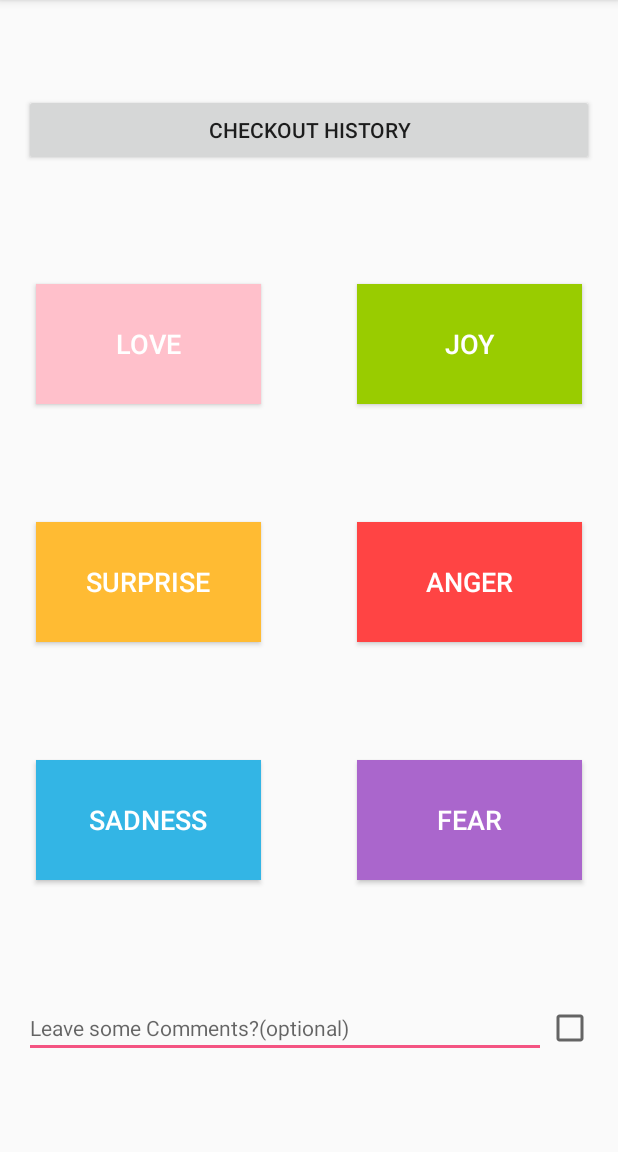
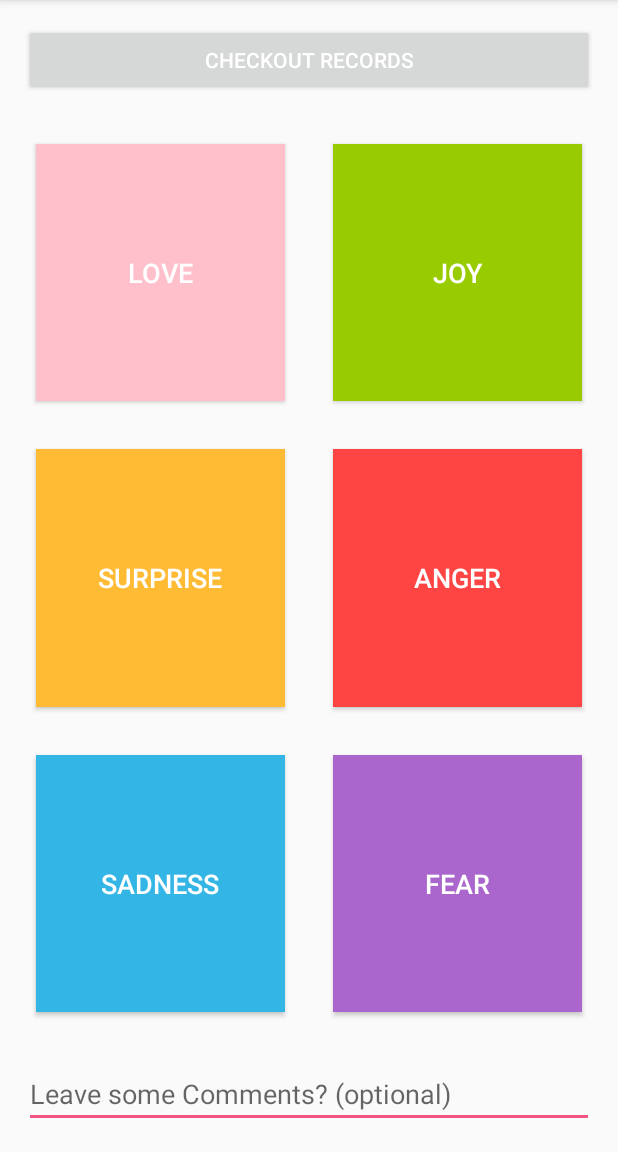
Before and after one commit to Akazfu/zfu-FeelsBook, an Android app: the screen it shows after launch (Main), on a phone screen of 412 x 824 dp, the part 84-1236 px from its top. Run offline under Robolectric (Android 15) with nearby library versions, the phone set to English and light mode, and no system bars.

Commit message:
modified the layouts userinterface, and implementd important classes

```diff
--- /dev/null
+++ b/app/src/main/java/feelsbook/cs/ualberta/ca/zfu_feelsbook/Emotion.java
@@ -0,0 +1,41 @@
+package feelsbook.cs.ualberta.ca.zfu_feelsbook;
+
+import java.util.Date;
+
+public class Emotion {
+
+    private String name;
+    public Date date;
+    public int count;
+    public String comment;
+
+    //Constructor method, which initialize the current date, count=0, and a null comment.
+    Emotion(String name){
+        this.name = name;
+        this.date = new Date();
+        this.count = 0;
+        this.comment = null;
+    }
+
+    public String getName() {
+        return this.name;
+    }
+    public Date getDate() {
+        return this.date;
+    }
+    public int getCount() {
+        return this.count;
+    }
+    public String getComment(){
+        return this.comment;
+    }
+
+
+    public void resetCount(){
+        this.count = 0;
+    }
+    public void increaseCount(){
+        this.count++;
+    }
+    public void decreaseCoung() { this.count--; }
+}
--- a/app/src/main/java/feelsbook/cs/ualberta/ca/zfu_feelsbook/Main.java
+++ b/app/src/main/java/feelsbook/cs/ualberta/ca/zfu_feelsbook/Main.java
@@ -1,9 +1,37 @@
+/*
+<zfu-FeelsBook: Created for the purpose of record feelings.>
+        Copyright (C) <2018>  <Ziming Fu, akazfu@gmail.com>
+
+        This program is free software: you can redistribute it and/or modify
+        it under the terms of the GNU General Public License as published by
+        the Free Software Foundation, either version 3 of the License, or
+        (at your option) any later version.
+
+        This program is distributed in the hope that it will be useful,
+        but WITHOUT ANY WARRANTY; without even the implied warranty of
+        MERCHANTABILITY or FITNESS FOR A PARTICULAR PURPOSE.  See the
+        GNU General Public License for more details.
+
+        You should have received a copy of the GNU General Public License
+        along with this program.  If not, see <https://www.gnu.org/licenses/>.
+*/
 package feelsbook.cs.ualberta.ca.zfu_feelsbook;
 
 import android.support.v7.app.AppCompatActivity;
 import android.os.Bundle;
 
 public class Main extends AppCompatActivity {
+    //Assign six emotions.
+    public static Emotion Love = new Emotion("Love");
+    public static Emotion Joy = new Emotion("Joy");
+    public static Emotion Surprise = new Emotion("Surprise");
+    public static Emotion Anger = new Emotion("Anger");
+    public static Emotion Sadness = new Emotion("Sadness");
+    public static Emotion Fear = new Emotion("Fear");
+
+
+
+
 
     @Override
     protected void onCreate(Bundle savedInstanceState) {
--- /dev/null
+++ b/app/src/main/java/feelsbook/cs/ualberta/ca/zfu_feelsbook/Record.java
@@ -0,0 +1,4 @@
+package feelsbook.cs.ualberta.ca.zfu_feelsbook;
+
+public class Record {
+}
--- a/app/src/main/res/layout/activity_main.xml
+++ b/app/src/main/res/layout/activity_main.xml
@@ -7,7 +7,7 @@
     tools:context=".Main">
 
     <Button
-        android:id="@+id/button_history"
+        android:id="@+id/button_records"
         android:layout_width="0dp"
         android:layout_height="wrap_content"
         android:layout_marginStart="16dp"
@@ -15,8 +15,8 @@
         android:layout_marginTop="16dp"
         android:layout_marginEnd="16dp"
         android:layout_marginRight="16dp"
-        android:text="@string/history"
-        app:layout_constraintBottom_toTopOf="@+id/button_love"
+        android:text="@string/Records"
+        android:textColor="@android:color/background_light"
         app:layout_constraintEnd_toEndOf="parent"
         app:layout_constraintHorizontal_bias="0.5"
         app:layout_constraintStart_toStartOf="parent"
@@ -25,12 +25,12 @@
     <Button
         android:id="@+id/button_love"
         android:layout_width="0dp"
-        android:layout_height="80dp"
+        android:layout_height="0dp"
         android:layout_marginStart="24dp"
         android:layout_marginLeft="24dp"
         android:layout_marginTop="32dp"
-        android:layout_marginEnd="32dp"
-        android:layout_marginRight="32dp"
+        android:layout_marginEnd="16dp"
+        android:layout_marginRight="16dp"
         android:background="#FFC0CB"
         android:text="@string/Love"
         android:textColor="@android:color/background_light"
@@ -39,34 +39,36 @@
         app:layout_constraintEnd_toStartOf="@+id/button_joy"
         app:layout_constraintHorizontal_bias="0.5"
         app:layout_constraintStart_toStartOf="parent"
-        app:layout_constraintTop_toBottomOf="@+id/button_history" />
+        app:layout_constraintTop_toBottomOf="@+id/button_records" />
 
     <Button
         android:id="@+id/button_joy"
         android:layout_width="0dp"
-        android:layout_height="80dp"
-        android:layout_marginStart="32dp"
-        android:layout_marginLeft="32dp"
+        android:layout_height="0dp"
+        android:layout_marginStart="16dp"
+        android:layout_marginLeft="16dp"
+        android:layout_marginTop="32dp"
         android:layout_marginEnd="24dp"
         android:layout_marginRight="24dp"
         android:background="@android:color/holo_green_light"
         android:text="@string/Joy"
         android:textColor="@android:color/background_light"
         android:textSize="18sp"
-        app:layout_constraintBaseline_toBaselineOf="@+id/button_love"
+        app:layout_constraintBottom_toTopOf="@+id/button_anger"
         app:layout_constraintEnd_toEndOf="parent"
         app:layout_constraintHorizontal_bias="0.5"
-        app:layout_constraintStart_toEndOf="@+id/button_love" />
+        app:layout_constraintStart_toEndOf="@+id/button_love"
+        app:layout_constraintTop_toBottomOf="@+id/button_records" />
 
     <Button
         android:id="@+id/button_surprise"
         android:layout_width="0dp"
-        android:layout_height="80dp"
+        android:layout_height="0dp"
         android:layout_marginStart="24dp"
         android:layout_marginLeft="24dp"
         android:layout_marginTop="32dp"
-        android:layout_marginEnd="32dp"
-        android:layout_marginRight="32dp"
+        android:layout_marginEnd="16dp"
+        android:layout_marginRight="16dp"
         android:background="@android:color/holo_orange_light"
         android:text="@string/Surprise"
         android:textColor="@android:color/background_light"
@@ -80,83 +82,77 @@
     <Button
         android:id="@+id/button_anger"
         android:layout_width="0dp"
-        android:layout_height="80dp"
-        android:layout_marginStart="32dp"
-        android:layout_marginLeft="32dp"
+        android:layout_height="0dp"
+        android:layout_marginStart="16dp"
+        android:layout_marginLeft="16dp"
+        android:layout_marginTop="32dp"
         android:layout_marginEnd="24dp"
         android:layout_marginRight="24dp"
         android:background="@android:color/holo_red_light"
         android:text="@string/Anger"
         android:textColor="@android:color/background_light"
         android:textSize="18sp"
-        app:layout_constraintBaseline_toBaselineOf="@+id/button_surprise"
+        app:layout_constraintBottom_toTopOf="@+id/button_fear"
         app:layout_constraintEnd_toEndOf="parent"
         app:layout_constraintHorizontal_bias="0.5"
-        app:layout_constraintStart_toEndOf="@+id/button_surprise" />
+        app:layout_constraintStart_toEndOf="@+id/button_surprise"
+        app:layout_constraintTop_toBottomOf="@+id/button_joy" />
 
     <Button
         android:id="@+id/button_sadness"
         android:layout_width="0dp"
-        android:layout_height="80dp"
+        android:layout_height="0dp"
         android:layout_marginStart="24dp"
         android:layout_marginLeft="24dp"
         android:layout_marginTop="32dp"
-        android:layout_marginEnd="32dp"
-        android:layout_marginRight="32dp"
+        android:layout_marginEnd="16dp"
+        android:layout_marginRight="16dp"
+        android:layout_marginBottom="32dp"
         android:background="@android:color/holo_blue_light"
         android:text="@string/Sadness"
         android:textColor="@android:color/background_light"
         android:textSize="18sp"
-        app:layout_constraintBottom_toTopOf="@+id/text_comment"
+        app:layout_constraintBottom_toTopOf="@+id/text_addcomment"
         app:layout_constraintEnd_toStartOf="@+id/button_fear"
         app:layout_constraintHorizontal_bias="0.5"
+        app:layout_constraintHorizontal_chainStyle="spread_inside"
         app:layout_constraintStart_toStartOf="parent"
         app:layout_constraintTop_toBottomOf="@+id/button_surprise" />
 
     <Button
         android:id="@+id/button_fear"
         android:layout_width="0dp"
-        android:layout_height="80dp"
-        android:layout_marginStart="32dp"
-        android:layout_marginLeft="32dp"
+        android:layout_height="0dp"
+        android:layout_marginStart="16dp"
+        android:layout_marginLeft="16dp"
+        android:layout_marginTop="32dp"
         android:layout_marginEnd="24dp"
         android:layout_marginRight="24dp"
+        android:layout_marginBottom="32dp"
         android:background="@android:color/holo_purple"
         android:text="@string/Fear"
         android:textColor="@android:color/background_light"
         android:textSize="18sp"
-        app:layout_constraintBaseline_toBaselineOf="@+id/button_sadness"
+        app:layout_constraintBottom_toTopOf="@+id/text_addcomment"
         app:layout_constraintEnd_toEndOf="parent"
         app:layout_constraintHorizontal_bias="0.5"
-        app:layout_constraintStart_toEndOf="@+id/button_sadness" />
+        app:layout_constraintStart_toEndOf="@+id/button_sadness"
+        app:layout_constraintTop_toBottomOf="@+id/button_anger" />
 
     <EditText
-        android:id="@+id/text_comment"
+        android:id="@+id/text_addcomment"
         android:layout_width="0dp"
         android:layout_height="wrap_content"
         android:layout_marginStart="16dp"
         android:layout_marginLeft="16dp"
-        android:layout_marginTop="32dp"
+        android:layout_marginEnd="16dp"
+        android:layout_marginRight="16dp"
         android:layout_marginBottom="16dp"
         android:ems="10"
-        android:hint="@string/Comment"
-        android:inputType="text"
-        android:textSize="14sp"
+        android:hint="@string/Comment1"
+        android:inputType="textPersonName"
         app:layout_constraintBottom_toBottomOf="parent"
-        app:layout_constraintEnd_toStartOf="@+id/checkBox"
-        app:layout_constraintHorizontal_bias="0.5"
-        app:layout_constraintStart_toStartOf="parent"
-        app:layout_constraintTop_toBottomOf="@+id/button_sadness" />
-
-    <CheckBox
-        android:id="@+id/checkBox"
-        android:layout_width="wrap_content"
-        android:layout_height="wrap_content"
-        android:layout_marginEnd="16dp"
-        android:layout_marginRight="16dp"
-        app:layout_constraintBaseline_toBaselineOf="@+id/text_comment"
         app:layout_constraintEnd_toEndOf="parent"
-        app:layout_constraintHorizontal_bias="0.5"
-        app:layout_constraintStart_toEndOf="@+id/text_comment" />
+        app:layout_constraintStart_toStartOf="parent" />
 
 </android.support.constraint.ConstraintLayout>
--- a/app/src/main/res/values/strings.xml
+++ b/app/src/main/res/values/strings.xml
@@ -8,8 +8,15 @@
     <string name="Sadness">Sadness</string>
     <string name="Fear">Fear</string>
 
-    <string name="history">Checkout History</string>
-    <string name="Comment">Leave some Comments?(optional)</string>
+    <string name="Records">Checkout Records</string>
+    <string name="Comment1">Leave some Comments? (optional)</string>
     <string name="Edit">Edit</string>
+    <string name="Clear">Clear</string>
+
+    <string name="Emotion">Emotion:</string>
+    <string name="Date">Date:</string>
+    <string name="Comment2">Comment:</string>
+    <string name="Input">Input the changes.</string>
+    <string name="Save">Save</string>
     <string name="Delete">Delete</string>
 </resources>
```
Also changed, not shown: app/src/main/res/layout/activity_edit.xml (+111 -2 lines), app/src/main/res/layout/activity_records.xml (renamed from app/src/main/res/layout/activity_history.xml, +22 -22 lines), 2 other files.
